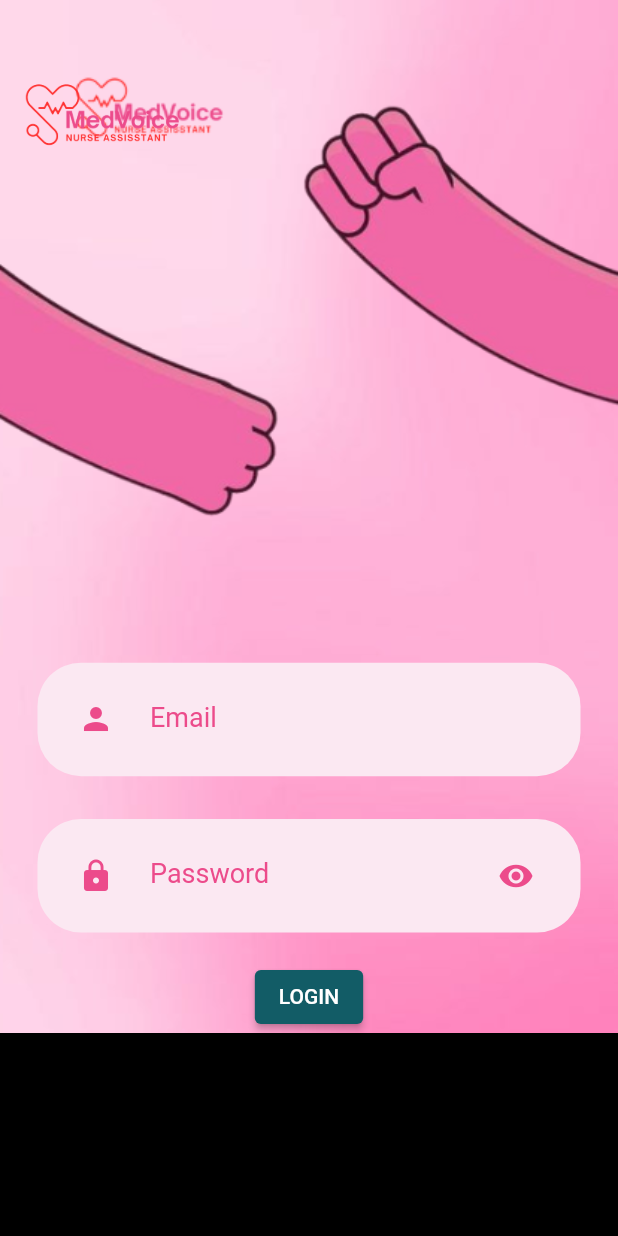
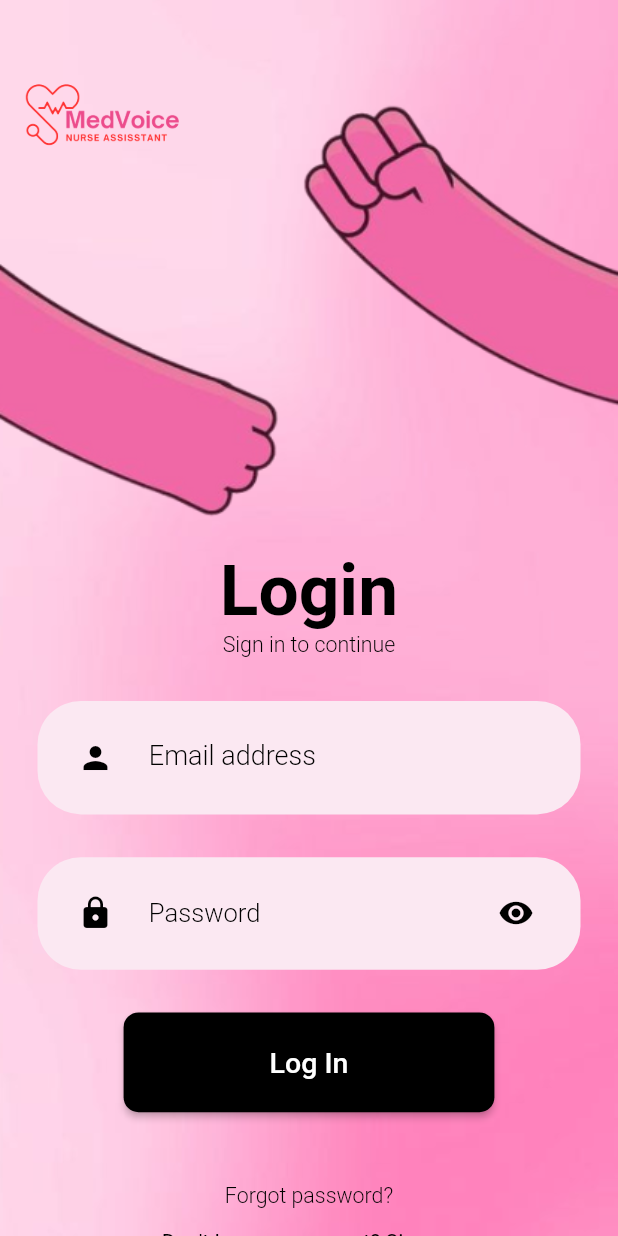
Before and after one commit to MedVoice-RMIT-CapStone-2024/MedVoice, a Flutter app: the screen it shows after launch, on a phone screen of 412 x 824 dp. Run offline on Flutter 3.47's test engine with Material 2 defaults, Android fonts, the phone set to English and light mode, and no system bars; drawn by our look-alikes of modal_progress_hud_nsn; our stand-ins replace flutter_clean_architecture, hexcolor, package_info_plus, shared_preferences; Roboto replaces fonts that are missing (Poppins).

Commit message:
Login FE complete

```diff
--- a/lib/app/assets/image_assets.dart
+++ b/lib/app/assets/image_assets.dart
@@ -5,4 +5,5 @@ class ImageAssets {
   static const String imgMedVoice = 'assets/images/medVoice.png';
   static const String bg = 'assets/images/backGround.png';
   static const String bg2 = 'assets/images/bg2.png';
+  static const String bg3 = 'assets/images/bg3.png';
 }
--- /dev/null
+++ b/lib/app/pages/onboarding/components/background_set.dart
@@ -0,0 +1,26 @@
+import 'package:flutter/cupertino.dart';
+
+class BackgroundSetUp extends StatelessWidget {
+  const BackgroundSetUp({
+    Key? key,
+    required this.size,
+    required this.child,
+  }) : super(key: key);
+
+  final Size size;
+  final Widget child;
+  @override
+  Widget build(BuildContext context) {
+    return SingleChildScrollView(
+        child: Container(
+      decoration: const BoxDecoration(
+        image: DecorationImage(
+          image: AssetImage('assets/images/bg2.png'),
+          fit: BoxFit.cover,
+          alignment: Alignment.topCenter,
+        ),
+      ),
+      child: child,
+    ));
+  }
+}
--- /dev/null
+++ b/lib/app/pages/onboarding/components/text_field_container.dart
@@ -0,0 +1,29 @@
+import 'package:flutter/cupertino.dart';
+import 'package:hexcolor/hexcolor.dart';
+
+import '../../../utils/module_utils.dart';
+
+class TextFieldContainer extends StatelessWidget {
+  final Widget child;
+  final Size size;
+  const TextFieldContainer({
+    Key? key,
+    required this.child,
+    required this.size,
+  }) : super(key: key);
+
+  @override
+  Widget build(BuildContext context) {
+    return Container(
+      margin: EdgeInsets.symmetric(vertical: toSize(10)),
+      padding:
+          EdgeInsets.symmetric(horizontal: toSize(20), vertical: toSize(8)),
+      width: size.width * 0.9,
+      decoration: BoxDecoration(
+        color: HexColor("#FBE8F2"),
+        borderRadius: BorderRadius.circular(29),
+      ),
+      child: child,
+    );
+  }
+}
--- a/lib/app/pages/onboarding/startup/sign_up/sign_up_controller.dart
+++ b/lib/app/pages/onboarding/login/sign_in_controller.dart
@@ -2,9 +2,9 @@ import 'dart:async';
 
 import 'package:flutter/cupertino.dart';
 
-import '../../../../../common/base_controller.dart';
+import '../../../../common/base_controller.dart';
 
-class SignUpController extends BaseController {
+class SignInController extends BaseController {
   bool isShowStartButton = false;
   Timer? timer;
 
--- /dev/null
+++ b/lib/app/pages/onboarding/login/sign_in_view.dart
@@ -0,0 +1,189 @@
+import 'package:flutter/cupertino.dart';
+import 'package:flutter/material.dart';
+import 'package:flutter_clean_architecture/flutter_clean_architecture.dart';
+import 'package:hexcolor/hexcolor.dart';
+import 'package:med_voice/app/pages/onboarding/login/sign_in_controller.dart';
+import 'package:med_voice/app/utils/module_utils.dart';
+
+import '../../../../common/base_controller.dart';
+import '../../../../common/base_state_view.dart';
+import '../../../utils/pages.dart';
+import '../components/background_set.dart';
+import '../components/text_field_container.dart';
+
+class SignInView extends View {
+  const SignInView({Key? key}) : super(key: key);
+
+  @override
+  State<StatefulWidget> createState() {
+    return _SignInView();
+  }
+}
+
+class _SignInView extends BaseStateView<SignInView, SignInController> {
+  _SignInView() : super(SignInController());
+
+  @override
+  bool isInitialAppbar() {
+    return false;
+  }
+
+  @override
+  String appBarTitle() {
+    return "";
+  }
+
+  @override
+  bool isHideBackButton() {
+    return false;
+  }
+
+  @override
+  Widget body(BuildContext context, BaseController controller) {
+    SignInController _controller = controller as SignInController;
+    // const double defaultPadding = 16.0;
+    final Size size = MediaQuery.of(context).size;
+    return Scaffold(
+        backgroundColor: HexColor("#FBE8F2"),
+        body: BackgroundSetUp(
+          size: size,
+          child: Column(
+              mainAxisSize: MainAxisSize.min,
+              crossAxisAlignment: CrossAxisAlignment.center,
+              children: [
+                SizedBox(height: toSize(5)),
+                // Image
+                Align(
+                  alignment: Alignment.topLeft,
+                  child: Container(
+                    height: toSize(150),
+                    width: toSize(150),
+                    child: Image.asset(
+                      'assets/images/medVoice.png',
+                      fit: BoxFit.cover,
+                    ),
+                  ),
+                ),
+
+                SizedBox(height: toSize(230)),
+
+                Text(
+                  "Login",
+                  style: TextStyle(
+                    color: Colors.black,
+                    fontSize: toSize(50),
+                    fontWeight: FontWeight.bold,
+                  ),
+                ),
+
+                Text(
+                  "Sign in to continue",
+                  style: TextStyle(
+                    color: Colors.black,
+                    fontSize: toSize(15),
+                    fontWeight: FontWeight.w300,
+                  ),
+                ),
+                SizedBox(height: toSize(20)),
+
+                Padding(
+                  padding: const EdgeInsets.symmetric(horizontal: 25),
+                  child: TextFieldContainer(
+                      size: size,
+                      child: TextFormField(
+                        decoration: InputDecoration(
+                          icon: Padding(
+                            padding: EdgeInsets.all(toSize(8.0)),
+                            child: const Icon(
+                              Icons.person,
+                              color: Colors.black,
+                            ),
+                          ),
+                          labelText: "Email address",
+                          labelStyle: const TextStyle(
+                            color: Colors.black,
+                            fontSize: 18,
+                            fontWeight: FontWeight.w300,
+                          ),
+                          border: InputBorder.none,
+                        ),
+                      )),
+                ),
+
+                SizedBox(height: toSize(10)),
+                Padding(
+                  padding: const EdgeInsets.symmetric(horizontal: 25),
+                  child: TextFieldContainer(
+                      size: size,
+                      child: TextFormField(
+                        obscureText: true,
+                        decoration: InputDecoration(
+                          icon: Padding(
+                            padding: EdgeInsets.all(toSize(8.0)),
+                            child: const Icon(
+                              Icons.lock,
+                              color: Colors.black,
+                            ),
+                          ),
+                          suffixIcon: Padding(
+                            padding: EdgeInsets.all(toSize(8.0)),
+                            child: const Icon(
+                              Icons.visibility,
+                              color: Colors.black,
+                            ),
+                          ),
+                          labelText: "Password",
+                          labelStyle: TextStyle(
+                            color: Colors.black,
+                            fontSize: toSize(18),
+                            fontWeight: FontWeight.w300,
+                          ),
+                          border: InputBorder.none,
+                        ),
+                      )),
+                ),
+
+                Padding(
+                  padding: EdgeInsets.all(toSize(20)),
+                  child: ElevatedButton(
+                    onPressed: () {},
+                    style: ElevatedButton.styleFrom(
+                      backgroundColor: Colors.black,
+                      fixedSize: Size(size.width * 0.6, toSize(70)),
+                      shape: RoundedRectangleBorder(
+                        borderRadius: BorderRadius.circular(10),
+                      ),
+                    ),
+                    child: Text(
+                      "Log In",
+                      style: TextStyle(
+                        color: Colors.white,
+                        fontSize: toSize(20),
+                        fontWeight: FontWeight.w500,
+                      ),
+                    ),
+                  ),
+                ),
+
+                SizedBox(height: toSize(30)),
+
+                Text("Forgot password?",
+                    style: TextStyle(
+                      color: Colors.black,
+                      fontSize: toSize(15),
+                      fontWeight: FontWeight.w300,
+                    )),
+                SizedBox(height: toSize(15)),
+
+                Text("Don't have an account? Sign up",
+                    style: TextStyle(
+                      color: Colors.black,
+                      fontSize: toSize(15),
+                      fontWeight: FontWeight.w400,
+                    )),
+
+                SizedBox(height: toSize(40)),
+              ]),
+        ));
+  }
+}
--- /dev/null
+++ b/lib/app/pages/onboarding/signup/sign_up_controller.dart
@@ -0,0 +1,19 @@
+import 'dart:async';
+
+import '../../../../common/base_controller.dart';
+
+class SignUpController extends BaseController {
+  bool isShowStartButton = false;
+  Timer? timer;
+
+  @override
+  void onResumed() {}
+
+  @override
+  void onListener() {}
+
+  @override
+  void firstLoad() {
+    // startTimer();
+  }
+}
--- /dev/null
+++ b/lib/app/pages/onboarding/signup/sign_up_presenter.dart
@@ -0,0 +1,8 @@
+import 'package:flutter_clean_architecture/flutter_clean_architecture.dart';
+
+class StartupPresenter extends Presenter {
+  @override
+  void dispose() {
+    // TODO: implement dispose
+  }
+}
--- /dev/null
+++ b/lib/app/pages/onboarding/signup/sign_up_view.dart
@@ -0,0 +1,36 @@
+import 'package:flutter/cupertino.dart';
+import 'package:flutter_clean_architecture/flutter_clean_architecture.dart';
+import 'package:med_voice/app/pages/onboarding/signup/sign_up_controller.dart';
+
+import '../../../../common/base_controller.dart';
+import '../../../../common/base_state_view.dart';
+import '../login/sign_in_controller.dart';
+
+class SignUpView extends View {
+  SignUpView({Key? key}) : super(key: key);
+
+  @override
+  State<StatefulWidget> createState() {
+    return _SignUpView();
+  }
+}
+
+class _SignUpView extends BaseStateView<SignUpView, SignUpController> {
+  _SignUpView() : super(SignUpController());
+
+  @override
+  bool isInitialAppbar() {
+    return false;
+  }
+
+  @override
+  String appBarTitle() {
+    return "";
+  }
+
+  @override
+  Widget body(BuildContext context, BaseController controller) {
+    SignUpController _controller = controller as SignUpController;
+    return Container();
+  }
+}
--- a/lib/app/pages/onboarding/startup/sign_up/sign_up_view.dart
+++ /dev/null
@@ -1,168 +0,0 @@
-import 'package:flutter/cupertino.dart';
-import 'package:flutter/material.dart';
-import 'package:flutter_clean_architecture/flutter_clean_architecture.dart';
-import 'package:hexcolor/hexcolor.dart';
-import 'package:med_voice/app/pages/onboarding/startup/sign_up/sign_up_controller.dart';
-import 'package:med_voice/app/pages/onboarding/startup/startup_controller.dart';
-import 'package:med_voice/app/utils/module_utils.dart';
-
-import '../../../../../common/base_controller.dart';
-import '../../../../../common/base_state_view.dart';
-
-class SignUpView extends View {
-  SignUpView({Key? key}) : super(key: key);
-
-  @override
-  State<StatefulWidget> createState() {
-    return _SignUpView();
-  }
-}
-
-class _SignUpView extends BaseStateView<SignUpView, SignUpController> {
-  _SignUpView() : super(SignUpController());
-
-  @override
-  bool isInitialAppbar() {
-    return false;
-  }
-
-  @override
-  String appBarTitle() {
-    return "";
-  }
-
-  @override
-  bool isHideBackButton() {
-    return false;
-  }
-
-  @override
-  Widget body(BuildContext context, BaseController controller) {
-    SignUpController _controller = controller as SignUpController;
-    // const double defaultPadding = 16.0;
-    final Size size = MediaQuery.of(context).size;
-    return Scaffold(
-      // backgroundColor:
-      body: SingleChildScrollView(
-        child: Container(
-          decoration: BoxDecoration(
-            image: DecorationImage(
-              image: AssetImage('assets/images/bg2.png'),
-              fit: BoxFit.cover,
-              alignment: Alignment.topCenter,
-            ),
-          ),
-          child: Column(
-              mainAxisSize: MainAxisSize.min,
-              crossAxisAlignment: CrossAxisAlignment.center,
-              children: [
-                SizedBox(height: toSize(5)),
-                // Image
-                Align(
-                  alignment: Alignment.topLeft,
-                  child: Container(
-                    height: toSize(150),
-                    width: toSize(150),
-                    child: Image.asset(
-                      'assets/images/medVoice.png',
-                      fit: BoxFit.cover,
-                    ),
-                  ),
-                ),
-
-                SizedBox(height: toSize(300)),
-
-                Padding(
-                  padding: const EdgeInsets.symmetric(horizontal: 25),
-                  child: TextFieldContainer(
-                      size: size,
-                      child: TextFormField(
-                        decoration: InputDecoration(
-                          icon: Padding(
-                            padding: const EdgeInsets.all(8.0),
-                            child: Icon(
-                              Icons.person,
-                              color: HexColor("#EC4B8B"),
-                            ),
-                          ),
-                          labelText: "Email",
-                          labelStyle: TextStyle(
-                            color: HexColor("#EC4B8B"),
-                            fontSize: 18,
-                            fontWeight: FontWeight.w400,
-                          ),
-                          border: InputBorder.none,
-                        ),
-                      )),
-                ),
-
-                SizedBox(height: toSize(10)),
-                Padding(
-                  padding: const EdgeInsets.symmetric(horizontal: 25),
-                  child: TextFieldContainer(
-                      size: size,
-                      child: TextFormField(
-                        obscureText: true,
-                        decoration: InputDecoration(
-                          icon: Padding(
-                            padding: const EdgeInsets.all(8.0),
-                            child: Icon(
-                              Icons.lock,
-                              color: HexColor("#EC4B8B"),
-                            ),
-                          ),
-                          suffixIcon: Padding(
-                            padding: const EdgeInsets.all(8.0),
-                            child: Icon(
-                              Icons.visibility,
-                              color: HexColor("#EC4B8B"),
-                            ),
-                          ),
-                          labelText: "Password",
-                          labelStyle: TextStyle(
-                            color: HexColor("#EC4B8B"),
-                            fontSize: 18,
-                            fontWeight: FontWeight.w400,
-                          ),
-                          border: InputBorder.none,
-                        ),
-                      )),
-                ),
-                SizedBox(height: toSize(10)),
-                ElevatedButton(
-                  onPressed: () {},
-                  child: Text(
-                    "Login".toUpperCase(),
-                  ),
-                ),
-              ]),
-        ),
-      ),
-    );
-  }
-}
-
-class TextFieldContainer extends StatelessWidget {
-  final Widget child;
-  final Size size;
-  const TextFieldContainer({
-    Key? key,
-    required this.child,
-    required this.size,
-  }) : super(key: key);
-
-  @override
-  Widget build(BuildContext context) {
-    return Container(
-      margin: EdgeInsets.symmetric(vertical: toSize(10)),
-      padding:
-          EdgeInsets.symmetric(horizontal: toSize(20), vertical: toSize(8)),
-      width: size.width * 0.9,
-      decoration: BoxDecoration(
-        color: HexColor("#FBE8F2"),
-        borderRadius: BorderRadius.circular(29),
-      ),
-      child: child,
-    );
-  }
-}
--- a/lib/app/pages/onboarding/startup/startup_view.dart
+++ b/lib/app/pages/onboarding/startup/startup_view.dart
@@ -3,13 +3,14 @@ import 'package:flutter/material.dart';
 import 'package:flutter_clean_architecture/flutter_clean_architecture.dart'
     as clean_architecture;
 import 'package:hexcolor/hexcolor.dart';
-import 'package:med_voice/app/pages/onboarding/startup/sign_up/sign_up_view.dart';
+import 'package:med_voice/app/pages/onboarding/login/sign_in_view.dart';
 import 'package:med_voice/app/pages/onboarding/startup/startup_controller.dart';
 
 import '../../../../common/base_controller.dart';
 import '../../../../common/base_state_view.dart';
 import '../../../utils/global.dart';
 import '../../../utils/pages.dart';
+import '../signup/sign_up_view.dart';
 
 class StartupView extends clean_architecture.View {
   StartupView({Key? key}) : super(key: key);
@@ -36,16 +37,6 @@ class _StartupView extends BaseStateView<StartupView, StartupController> {
   @override
   Widget body(BuildContext context, BaseController controller) {
     StartupController startupController = controller as StartupController;
-    return SignUpView();
-    // Scaffold(
-    //   backgroundColor: Colors.white,
-    //   body: Center(child: Text("Hi, welcome to MedCare")
-    //       // InkWell(
-    //       //     child: Text("Hi, welcome to MedCare"),
-    //       //     onTap: () {
-    //       //       pushScreen(Pages.signIn);
-    //       //     })
-    //       ),
-    // );
+    return SignInView();
   }
 }
--- a/lib/app/utils/pages.dart
+++ b/lib/app/utils/pages.dart
@@ -3,4 +3,5 @@
 class Pages {
   static const String startup = '/startup';
   static const String signIn = '/signIn';
+  static const String signUp = '/signUp';
 }
--- a/lib/app/utils/router.dart
+++ b/lib/app/utils/router.dart
@@ -1,8 +1,10 @@
 // Setting up specific cases for when you navigate to pages
 
 import 'package:flutter/cupertino.dart';
-import 'package:med_voice/app/pages/onboarding/startup/sign_up/sign_up_view.dart';
+import 'package:med_voice/app/pages/onboarding/login/sign_in_view.dart';
 import 'package:med_voice/app/utils/pages.dart';
+
+import '../pages/onboarding/signup/sign_up_view.dart';
 
 class AppRouter {
   final RouteObserver<PageRoute> routeObserver;
@@ -21,8 +23,11 @@ class AppRouter {
       //     foodItem: arguments[foodItemParam] as String,
       //   ));
 
+      case Pages.signUp:
+        return _buildRoute(settings, SignUpView());
+
       case Pages.signIn:
-        return _buildRoute(settings, SignUpView());
+        return _buildRoute(settings, SignInView());
 
       default:
         return null;
```
Also changed, not shown: assets/images/bg2.png, assets/images/bg3.png (added), lib/app/pages/onboarding/login/sign_in_presenter.dart (renamed from lib/app/pages/onboarding/startup/sign_up/sign_up_presenter.dart).
